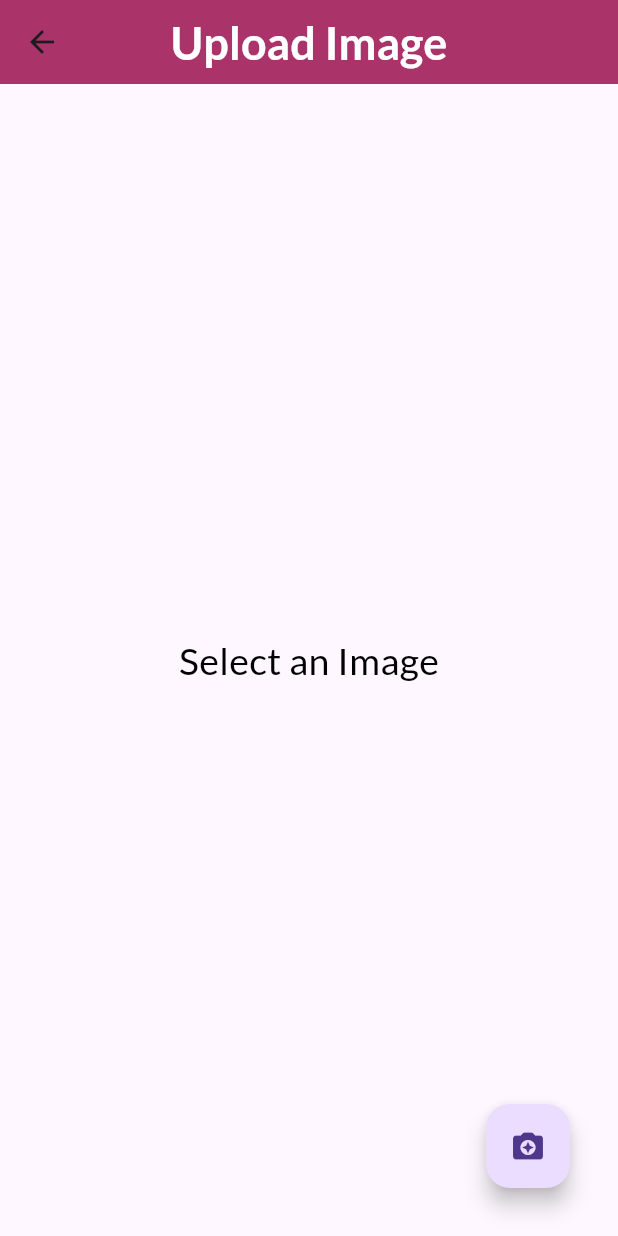
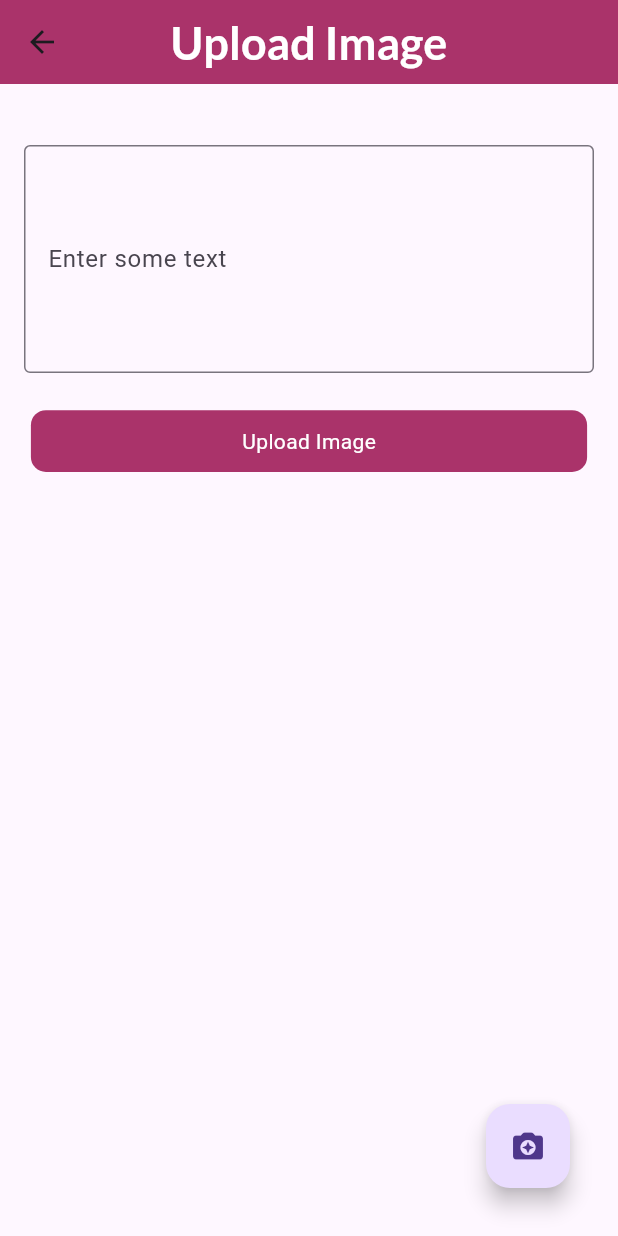
Before and after one commit to huzaifa-huzzi/blog_flutter_getx, a Flutter app: the CameraScreen screen opened by its route, on a phone screen of 412 x 824 dp. Run offline on Flutter 3.47's test engine with Material 3 defaults, Android fonts, the phone set to English and light mode, and no system bars; our stand-ins replace firebase_auth, firebase_core, firebase_database, firebase_storage, fluttertoast, get and 4 more; accounts and stored records are empty.

```diff
--- a/lib/view/Camera/Camera_Screen.dart
+++ b/lib/view/Camera/Camera_Screen.dart
@@ -2,7 +2,6 @@ import 'package:blog_flutter_getx/Resources/Components/RoundButton/RoundButton.d
 import 'package:flutter/material.dart';
 import 'package:get/get.dart';
 import 'package:google_fonts/google_fonts.dart';
-
 import '../../Resources/Color/colors.dart';
 import '../../view_model/Controller/Camera/CameraController.dart';
 
@@ -15,7 +14,7 @@ class CameraScreen extends StatefulWidget {
 }
 
 class _CameraScreenState extends State<CameraScreen> {
-  final  cameraController = Get.put(CameraController());
+  final cameraController = Get.put(CameraController());
 
   @override
   void dispose() {
@@ -26,7 +25,7 @@ class _CameraScreenState extends State<CameraScreen> {
   @override
   Widget build(BuildContext context) {
     final height = MediaQuery.sizeOf(context).height * 1;
-    final width = MediaQuery.sizeOf(context).width * 1 ;
+    final width = MediaQuery.sizeOf(context).width * 1;
     return Scaffold(
       appBar: AppBar(
         title: Text(
@@ -46,25 +45,11 @@ class _CameraScreenState extends State<CameraScreen> {
       body: Padding(
         padding: const EdgeInsets.all(16.0),
         child: Column(
-          mainAxisAlignment: MainAxisAlignment.center,
-          crossAxisAlignment: CrossAxisAlignment.center,
+          crossAxisAlignment: CrossAxisAlignment.stretch,
           children: [
-            Center(
-              child:Obx(() {
-                if (cameraController.image.value == null) {
-                  return Text(
-                    'Select an Image',
-                    style: GoogleFonts.lato(
-                      fontSize: 25,
-                      color: Colors.black,
-                    ),
-                  );
-                } else {
-                  return Column(
-                    children: [
+            if (cameraController.image.value != null) // Show image if selected
               Container(
-                        height: height * 0.3,
-                        width: width * 0.8,
+                height: height * 0.5,
                 decoration: BoxDecoration(
                   border: Border.all(color: Colors.grey),
                 ),
@@ -73,30 +58,35 @@ class _CameraScreenState extends State<CameraScreen> {
                   fit: BoxFit.cover,
                 ),
               ),
-                      SizedBox(height: height * .03),
+            SizedBox(height: height * 0.03),
+            Expanded(
+              child: Column(
+                children: [
                   TextFormField(
-                        controller:cameraController.controller,
-                        decoration:const  InputDecoration(
+                    controller: cameraController.controller,
+                    minLines: 5, // Adjust this as per your need
+                    maxLines: null,
+                    decoration: const InputDecoration(
                       labelText: 'Enter some text',
                       border: OutlineInputBorder(),
                     ),
                   ),
-                      SizedBox(height: height * .03),
-                      RoundButton(title: 'Upload Image',loading: cameraController.loading.value ,onPress: (){
+                  SizedBox(height: height * 0.03),
+                  RoundButton(
+                    title: 'Upload Image',
+                    loading: cameraController.loading.value,
+                    onPress: () {
                       cameraController.uploadImage();
-                      })
+                    },
+                  ),
                 ],
-                  );
-                }
-              }) ,
               ),
-
-
+            ),
           ],
         ),
       ),
       floatingActionButton: Padding(
-        padding:const  EdgeInsets.all(16),
+        padding: const EdgeInsets.all(16),
         child: FloatingActionButton(
           child: const Icon(Icons.camera_enhance_rounded),
           onPressed: () {
@@ -104,7 +94,6 @@ class _CameraScreenState extends State<CameraScreen> {
           },
         ),
       ),
-
     );
   }
 }
```
Lines whose indentation alone changed are shown as unchanged.
